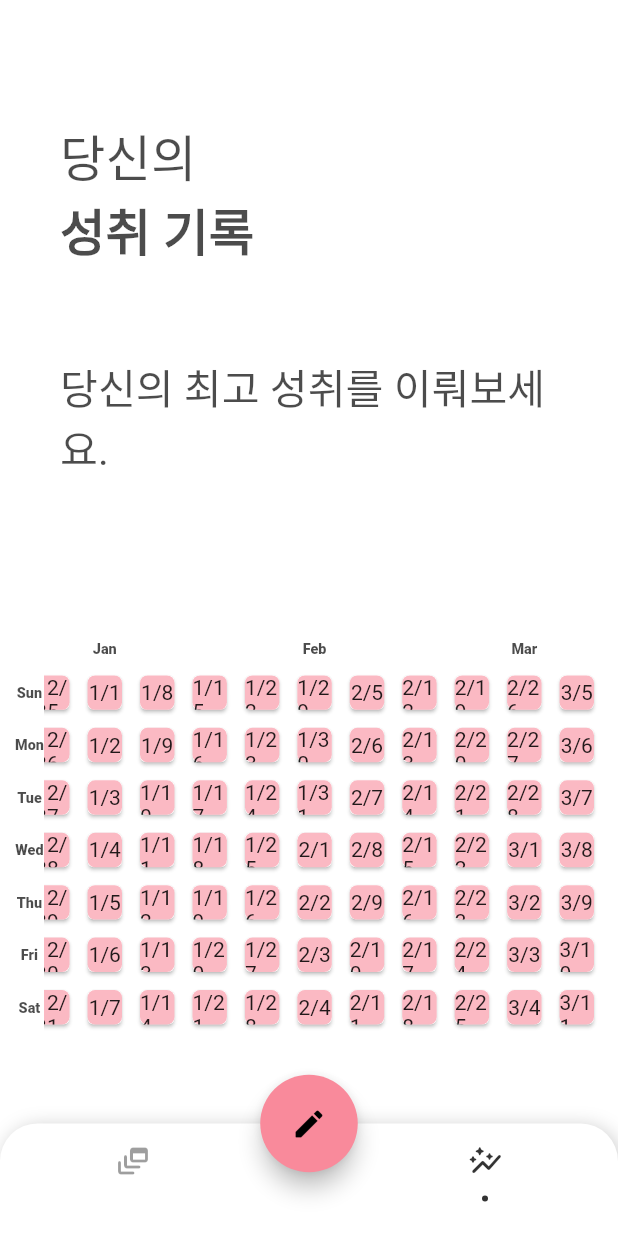
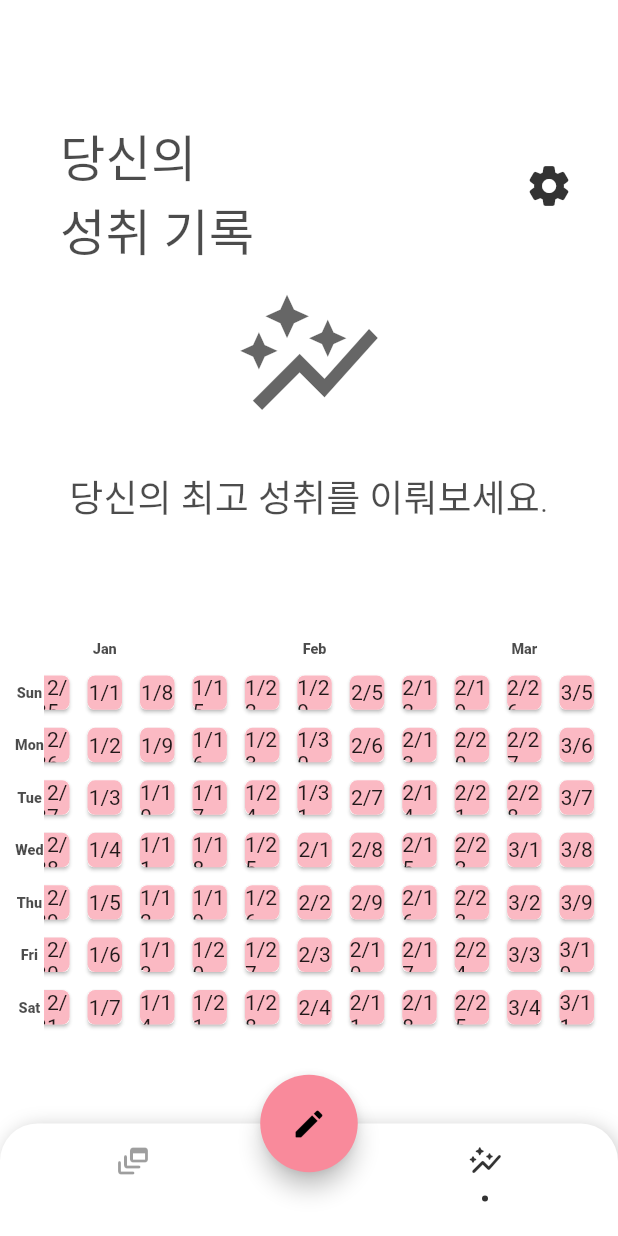
Before and after one commit to tan60/lingonote, a Flutter app: the screen it shows after launch, item 3 of the bottom bar chosen, on a phone screen of 412 x 824 dp. Run offline on Flutter 3.47's test engine with Material 2 defaults, Android fonts, the light colour scheme and no system bars; our stand-ins replace shared_preferences, sizer, sqflite; accounts and stored records are empty; Roboto replaces fonts that are missing (Pretendard).

Commit message:
전체적인 수정
- 성취 화면 개발
- 시스템 밝기 테마 적용

```diff
--- /dev/null
+++ b/lib/data/models/archive_model.dart
@@ -0,0 +1,13 @@
+class ArchiveModel {
+  late final String date;
+  late final int postedCount;
+
+  ArchiveModel({
+    required this.date,
+    required this.postedCount,
+  });
+
+  ArchiveModel.fromJson(Map<String, dynamic> json)
+      : date = json['date'],
+        postedCount = json['postedCount'];
+}
--- a/lib/data/models/note_model.dart
+++ b/lib/data/models/note_model.dart
@@ -2,7 +2,8 @@ class NoteModel {
   late final String topic,
       contents,
       issueDate,
-      fixedDate,
+      issueDateTime,
+      fixedDateTime,
       improved,
       improvedType;
   late final int userUid;
@@ -13,7 +14,8 @@ class NoteModel {
     required this.topic,
     required this.contents,
     required this.issueDate,
-    required this.fixedDate,
+    required this.issueDateTime,
+    required this.fixedDateTime,
     required this.improved,
     required this.improvedType,
     required this.userUid,
@@ -23,8 +25,9 @@ class NoteModel {
       : postNo = json['post_no'],
         topic = json['topic'],
         contents = json['contents'],
-        issueDate = json['issue_date'], //20230227130155
-        fixedDate = json['fixed_date'],
+        issueDate = json['issue_date'], //yyyy-MM-dd
+        issueDateTime = json['issue_date_time'], //yyyy-MM-dd hh:MM:ss
+        fixedDateTime = json['fixed_date_time'], //yyyy-MM-dd hh:MM:ss
         userUid = json['user_uid'],
         improved = json['improved'],
         improvedType = json['improve_type'],
--- a/lib/data/repositories/api_blueprint.dart
+++ b/lib/data/repositories/base_service.dart
@@ -1,8 +1,10 @@
+import 'package:lingonote/data/models/archive_model.dart';
 import 'package:lingonote/data/models/note_model.dart';
 
-abstract class ApiBlueprint {
+abstract class BaseService {
   Future<List<NoteModel>>? fetchMyNotes(int userUid);
   Future? postNote(NoteModel note);
   Future<int> fetchTotalPostedCount(int userUid);
   Future<NoteModel>? fetchFirstNote(int userUid);
+  Future<List<ArchiveModel>>? fetchArchive(int userUid);
 }
--- a/lib/data/repositories/local_service.dart
+++ b/lib/data/repositories/local_service.dart
@@ -1,8 +1,9 @@
+import 'package:lingonote/data/models/archive_model.dart';
 import 'package:lingonote/data/models/note_model.dart';
-import 'package:lingonote/data/repositories/api_blueprint.dart';
+import 'package:lingonote/data/repositories/base_service.dart';
 import 'package:lingonote/data/repositories/database/database_helper.dart';
 
-class LocalService extends ApiBlueprint {
+class LocalService extends BaseService {
   static LocalService? _instance;
 
   factory LocalService() {
@@ -31,4 +32,9 @@ class LocalService extends ApiBlueprint {
   Future<NoteModel>? fetchFirstNote(int userUid) {
     return DataBaseHelper().getFristNote(userUid);
   }
+
+  @override
+  Future<List<ArchiveModel>>? fetchArchive(int userUid) {
+    return DataBaseHelper().getArchive(userUid);
+  }
 }
--- a/lib/data/repositories/base_repo.dart
+++ b/lib/data/repositories/repo.dart
@@ -1,18 +1,19 @@
+import 'package:lingonote/data/models/archive_model.dart';
 import 'package:lingonote/data/models/note_model.dart';
-import 'package:lingonote/data/repositories/api_blueprint.dart';
+import 'package:lingonote/data/repositories/base_service.dart';
 
-class BaseRepo extends ApiBlueprint {
-  final ApiBlueprint service;
-  static BaseRepo? _instance;
+class Repo extends BaseService {
+  final BaseService service;
+  static Repo? _instance;
 
-  late ApiBlueprint baseService;
+  late BaseService baseService;
 
-  factory BaseRepo(ApiBlueprint service) {
-    _instance ??= BaseRepo._internal(service);
+  factory Repo(BaseService service) {
+    _instance ??= Repo._internal(service);
     return _instance!;
   }
 
-  BaseRepo._internal(this.service) {
+  Repo._internal(this.service) {
     baseService = service;
   }
 
@@ -35,4 +36,9 @@ class BaseRepo extends ApiBlueprint {
   Future<NoteModel>? fetchFirstNote(int userUid) async {
     return await service.fetchFirstNote(userUid)!;
   }
+
+  @override
+  Future<List<ArchiveModel>>? fetchArchive(int userUid) async {
+    return await service.fetchArchive(userUid)!;
+  }
 }
--- a/lib/main.dart
+++ b/lib/main.dart
@@ -48,13 +48,13 @@ class _AppState extends State<App> with WidgetsBindingObserver {
   }
 
   @override
-  void didChangeDependencies() {
+  void didChangePlatformBrightness() {
     if (mounted) {
       setState(() {
         _brightness = WidgetsBinding.instance.window.platformBrightness;
       });
     }
-    super.didChangeDependencies();
+    super.didChangePlatformBrightness();
   }
 
   @override
--- a/lib/screen/record_screen.dart
+++ b/lib/screen/record_screen.dart
@@ -2,9 +2,11 @@ import 'dart:developer';
 
 import 'package:flutter/material.dart';
 import 'package:intl/intl.dart';
+import 'package:lingonote/data/models/archive_model.dart';
 import 'package:lingonote/data/models/note_model.dart';
-import 'package:lingonote/data/repositories/base_repo.dart';
+import 'package:lingonote/data/repositories/repo.dart';
 import 'package:lingonote/data/repositories/local_service.dart';
+import 'package:lingonote/managers/pref_mgr.dart';
 import 'package:lingonote/managers/string_mgr.dart';
 import 'package:sizer/sizer.dart';
 
@@ -16,10 +18,14 @@ class RecordScreen extends StatefulWidget {
 }
 
 class _RecordScreenState extends State<RecordScreen> {
-  Future<int> totalCount =
-      BaseRepo(LocalService()).fetchTotalPostedCount(1234567890123456);
-  Future<NoteModel>? firstNote = BaseRepo(LocalService()).fetchFirstNote(
-      1234567890123456 /* PrefMgr().prefs.getInt(PrefMgr.uid) ?? -1 */);
+  Future<int> totalCount = Repo(LocalService())
+      .fetchTotalPostedCount(PrefMgr.prefs.getInt(PrefMgr.uid) ?? -1);
+
+  Future<NoteModel>? firstNote = Repo(LocalService())
+      .fetchFirstNote(PrefMgr.prefs.getInt(PrefMgr.uid) ?? -1);
+
+  Future<List<ArchiveModel>>? archives = Repo(LocalService())
+      .fetchArchive(PrefMgr.prefs.getInt(PrefMgr.uid) ?? -1);
 
   @override
   Widget build(BuildContext context) {
@@ -45,6 +51,7 @@ class _RecordScreenState extends State<RecordScreen> {
                         StringMgr().your,
                         style: TextStyle(
                             fontSize: 24.sp,
+                            fontWeight: FontWeight.w200,
                             color: Theme.of(context)
                                 .textTheme
                                 .displayLarge
@@ -54,7 +61,7 @@ class _RecordScreenState extends State<RecordScreen> {
                         StringMgr().archivement,
                         style: TextStyle(
                             fontSize: 24.sp,
-                            fontWeight: FontWeight.w600,
+                            fontWeight: FontWeight.w400,
                             color: Theme.of(context)
                                 .textTheme
                                 .displayLarge
@@ -69,12 +76,12 @@ class _RecordScreenState extends State<RecordScreen> {
                     child: Container(
                       alignment: Alignment.center,
                       padding: const EdgeInsets.fromLTRB(10, 0, 10, 10),
-                      child: const SizedBox(
+                      child: SizedBox(
                         width: 32,
                         height: 32,
                         child: Icon(
                           Icons.settings_rounded,
-                          color: Colors.white,
+                          color: Theme.of(context).focusColor,
                           size: 32,
                         ),
                       ),
@@ -87,7 +94,7 @@ class _RecordScreenState extends State<RecordScreen> {
           Expanded(
             flex: 30,
             child: Padding(
-              padding: const EdgeInsets.symmetric(horizontal: 40, vertical: 30),
+              padding: const EdgeInsets.symmetric(horizontal: 40),
               child: Container(
                 alignment: Alignment.bottomCenter,
                 child: FutureBuilder(
@@ -100,9 +107,14 @@ class _RecordScreenState extends State<RecordScreen> {
                         future: firstNote,
                         builder: (context, snapshot) {
                           if (snapshot.hasData) {
-                            String dates = snapshot.data!.issueDate;
+                            DateTime nowDateTime = DateTime.now();
+                            DateTime firstPostTime =
+                                DateTime.parse(snapshot.data!.issueDateTime);
+
+                            int days = nowDateTime.day - firstPostTime.day;
+
                             return Text(
-                              '"$dates일 동안 총 $totalCount개의 영문을 작성했습니다."',
+                              '"$days일 동안 총 $totalCount개의 영문을 작성했습니다."',
                               style: TextStyle(
                                   fontSize: 20.sp,
                                   color: Theme.of(context)
@@ -111,14 +123,28 @@ class _RecordScreenState extends State<RecordScreen> {
                                       ?.color),
                             );
                           } else {
-                            return Text(
+                            return Column(
+                              mainAxisAlignment: MainAxisAlignment.end,
+                              children: [
+                                Icon(
+                                  Icons.auto_graph,
+                                  size: 100,
+                                  color: Theme.of(context).hintColor,
+                                ),
+                                const SizedBox(
+                                  height: 24,
+                                ),
+                                Text(
                                   '당신의 최고 성취를 이뤄보세요.',
                                   style: TextStyle(
-                                  fontSize: 20.sp,
+                                      fontSize: 18.sp,
+                                      fontWeight: FontWeight.w300,
                                       color: Theme.of(context)
                                           .textTheme
                                           .displayLarge
                                           ?.color),
+                                ),
+                              ],
                             );
                           }
                         },
@@ -129,23 +155,26 @@ class _RecordScreenState extends State<RecordScreen> {
                       '당신의 최고 성취를 이뤄보세요.',
                       style: TextStyle(
                           fontSize: 20.sp,
+                          fontWeight: FontWeight.w200,
                           color:
                               Theme.of(context).textTheme.displayLarge?.color),
                     );
                   },
-                  /* child: Text(
-                    '"20일 동안 총 15개의 영문을 작성했습니다."',
-                    style: TextStyle(
-                        fontSize: 20.sp,
-                        color: Theme.of(context).textTheme.displayLarge?.color),
-                  ), */
                 ),
               ),
             ),
           ),
-          const Expanded(
+          Expanded(
             flex: 70,
-            child: CalendarUI(),
+            child: FutureBuilder(
+              future: archives,
+              builder: (context, snapshot) {
+                if (snapshot.hasData) {
+                  log(snapshot.data!.toString());
+                }
+                return const CalendarUI();
+              },
+            ),
           ),
         ],
       ),
@@ -294,23 +323,7 @@ class CalendarUI extends StatelessWidget {
                             margin: const EdgeInsets.all(6),
                             child: Container(
                               alignment: Alignment.bottomCenter,
-                              decoration: BoxDecoration(
-                                color: Theme.of(context)
-                                    .highlightColor
-                                    .withOpacity(0),
-                                borderRadius:
-                                    const BorderRadius.all(Radius.circular(5)),
-                              ),
-                              child: Text(
-                                month,
-                                style: TextStyle(
-                                    fontSize: 7.sp,
-                                    fontWeight: FontWeight.w800,
-                                    color: Theme.of(context)
-                                        .textTheme
-                                        .displayLarge
-                                        ?.color),
-                              ),
+                              child: MonthlyTextWidget(month: month),
                             ),
                           );
                         } else if (key == 0) {
@@ -351,12 +364,33 @@ class CalendarUI extends StatelessWidget {
   }
 }
 
+class MonthlyTextWidget extends StatelessWidget {
+  const MonthlyTextWidget({
+    super.key,
+    required this.month,
+  });
+
+  final String month;
+
+  @override
+  Widget build(BuildContext context) {
+    return Text(
+      month,
+      style: TextStyle(
+          fontSize: 7.sp,
+          fontWeight: FontWeight.w800,
+          color: Theme.of(context).textTheme.displayLarge?.color),
+    );
+  }
+}
+
 class WeekdayTextWidget extends StatelessWidget {
-  final String weekday;
   const WeekdayTextWidget({
     super.key,
     required this.weekday,
   });
+
+  final String weekday;
 
   @override
   Widget build(BuildContext context) {
--- a/lib/widgets/preview_dialog_widget.dart
+++ b/lib/widgets/preview_dialog_widget.dart
@@ -13,7 +13,7 @@ class PreviewDialogWidget extends StatelessWidget {
 
   @override
   Widget build(BuildContext context) {
-    DateTime issueServerTime = DateTime.parse(note.issueDate);
+    DateTime issueServerTime = DateTime.parse(note.issueDateTime);
     String formattedTime = DateFormat('yyyy.MM.dd').format(issueServerTime);
     bool isCorrected = note.improvedType == "none";
 
```
Also changed, not shown: lib/data/repositories/database/database_helper.dart (+31 -8 lines), lib/data/repositories/mock_service.dart (+13 -6 lines), lib/data/repositories/remote_service.dart (renamed from lib/data/repositories/api_service.dart, +12 -6 lines), lib/screen/edit_note_screen.dart (+14 -23 lines), lib/screen/feed_home_screen.dart (+7 -6 lines). Lines whose indentation alone changed are shown as unchanged.
